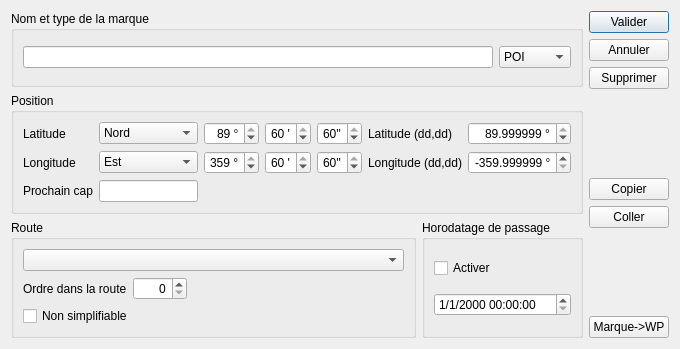
First picture: the form in src/Ui/POI_editor.ui, repository nohal/qtVlm, before the edit.
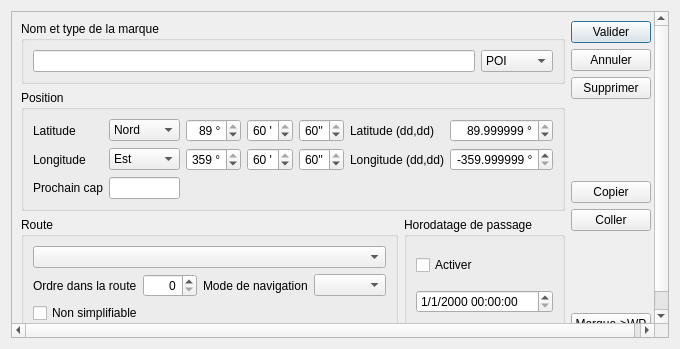
Second picture: the form after the edit.

The edit to the form file:
```diff
--- a/src/Ui/POI_editor.ui
+++ b/src/Ui/POI_editor.ui
@@ -15,6 +15,21 @@
   </property>
   <layout class="QHBoxLayout" name="horizontalLayout_2">
    <item>
+    <widget class="QScrollArea" name="scrollArea">
+     <property name="widgetResizable">
+      <bool>true</bool>
+     </property>
+     <widget class="QWidget" name="scrollAreaWidgetContents">
+      <property name="geometry">
+       <rect>
+        <x>0</x>
+        <y>0</y>
+        <width>660</width>
+        <height>329</height>
+       </rect>
+      </property>
+      <layout class="QHBoxLayout" name="horizontalLayout_5">
+       <item>
     <layout class="QVBoxLayout" name="verticalLayout_2">
      <item>
       <widget class="QGroupBox" name="groupBox">
@@ -360,6 +375,16 @@
               </property>
              </spacer>
             </item>
+                <item>
+                 <widget class="QLabel" name="label_7">
+                  <property name="text">
+                   <string>Mode de navigation</string>
+                  </property>
+                 </widget>
+                </item>
+                <item>
+                 <widget class="QComboBox" name="navMode"/>
+                </item>
            </layout>
           </item>
           <item>
@@ -473,6 +498,10 @@
    </item>
   </layout>
  </widget>
+    </widget>
+   </item>
+  </layout>
+ </widget>
  <tabstops>
   <tabstop>editName</tabstop>
   <tabstop>POI_type_liste</tabstop>
```
Left out of the diff: 1 changed line with no effect on the pictures. Lines whose indentation alone changed are shown as unchanged.
